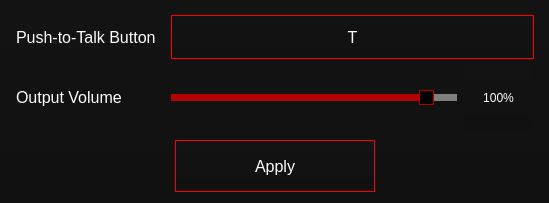
Flone-dnb/Silent, file src/View/SettingsWindow/settingswindow.ui: the form before one commit.
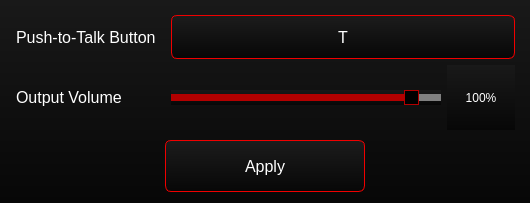
The form after the commit.

What changed in the file:
```diff
--- a/src/View/SettingsWindow/settingswindow.ui
+++ b/src/View/SettingsWindow/settingswindow.ui
@@ -6,7 +6,7 @@
    <rect>
     <x>0</x>
     <y>0</y>
-    <width>549</width>
+    <width>530</width>
     <height>203</height>
    </rect>
   </property>
@@ -20,7 +20,7 @@
    <string>Settings</string>
   </property>
   <property name="styleSheet">
-   <string notr="true">background-color: qlineargradient(spread:pad, x1:0.480769, y1:1, x2:0.476, y2:0, stop:0 rgba(17, 17, 17, 255), stop:1 rgba(19, 19, 19, 255));
+   <string notr="true">background-color: qlineargradient(spread:pad, x1:0.5, y1:1, x2:0.5, y2:0, stop:0 rgba(7, 7, 7, 255), stop:1 rgba(25, 25, 25, 255));
 color: white;</string>
   </property>
   <widget class="QWidget" name="centralwidget">
@@ -126,12 +126,15 @@
             <property name="styleSheet">
              <string notr="true">QPushButton
 {
-	border: 1px solid red;
-	color: rgb(255, 255, 255);
+	background-color: qlineargradient(spread:pad, x1:0.5, y1:1, x2:0.5, y2:0, stop:0 rgba(7, 7, 7, 255), stop:1 rgba(28, 28, 28, 255));
+	border: 1px solid rgb(240, 0, 0);
+	border-radius: 6px;
+	color: white;
 }
 
 QPushButton:disabled
 {
+	background-color: qlineargradient(spread:pad, x1:0.5, y1:1, x2:0.5, y2:0, stop:0 rgba(4, 4, 4, 200), stop:1 rgba(29, 29, 29, 230));
 	border: 1px solid darkred;
 	color: rgb(50, 50, 50);
 }
@@ -257,12 +260,15 @@
         <property name="styleSheet">
          <string notr="true">QPushButton
 {
-	border: 1px solid red;
-	color: rgb(255, 255, 255);
+	background-color: qlineargradient(spread:pad, x1:0.5, y1:1, x2:0.5, y2:0, stop:0 rgba(7, 7, 7, 255), stop:1 rgba(28, 28, 28, 255));
+	border: 1px solid rgb(240, 0, 0);
+	border-radius: 6px;
+	color: white;
 }
 
 QPushButton:disabled
 {
+	background-color: qlineargradient(spread:pad, x1:0.5, y1:1, x2:0.5, y2:0, stop:0 rgba(4, 4, 4, 200), stop:1 rgba(29, 29, 29, 230));
 	border: 1px solid darkred;
 	color: rgb(50, 50, 50);
 }
```
Left out of the diff: 6 changed lines with no effect on the pictures.
